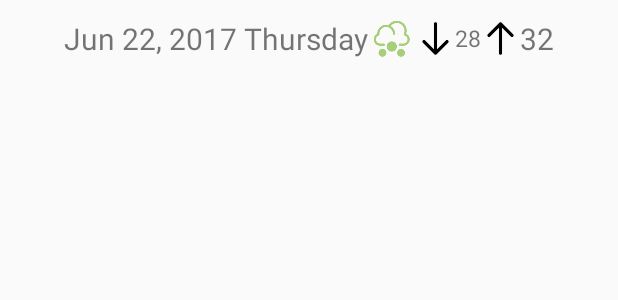
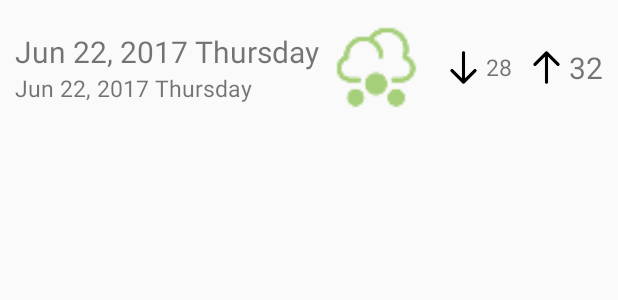
Before and after one commit to hardik-trivedi/GDG_Pune_Kotlin_Workshop, an Android app: the layout weather_list_item.xml on its own in the app's theme, with its tools: preview values and no code run, on a phone screen of 412 x 824 dp. Shown: the top 300 px of the screen. Run offline under Robolectric (Android 15) with nearby library versions, the phone set to English and light mode, and no system bars.

Commit message:
Displayed data on list

```diff
--- a/app/build.gradle
+++ b/app/build.gradle
@@ -33,6 +33,7 @@ dependencies {
     compile "org.jetbrains.anko:anko-common:$anko_version"
     compile "org.jetbrains.anko:anko-coroutines:$anko_version"
     compile "com.google.code.gson:gson:2.8.0"
+    compile "com.squareup.picasso:picasso:2.5.2"
 }
 repositories {
     mavenCentral()
--- a/app/src/main/java/com/hardiktrivedi/gdg_pune_kotlin_workshop/data/remote/WeatherApi.kt
+++ b/app/src/main/java/com/hardiktrivedi/gdg_pune_kotlin_workshop/data/remote/WeatherApi.kt
@@ -10,6 +10,10 @@ import java.net.URL
  */
 class WeatherApi(val zipCode: Long):AnkoLogger {
 
+    companion object {
+        val IMAGE_URL = "http://openweathermap.org/img/w/%s.png"
+    }
+
     val BASE_URL = "http://api.openweathermap.org/data/2.5/forecast/daily?mode=json&units=metric&cnt=7"
     val APP_ID = "27345e3e20086824ccb7250e8e118b6c"
     val FULL_URL = "$BASE_URL&appid=$APP_ID&q="
--- a/app/src/main/res/layout/weather_list_item.xml
+++ b/app/src/main/res/layout/weather_list_item.xml
@@ -8,34 +8,54 @@
     android:orientation="horizontal"
     android:padding="@dimen/ten">
 
-    <TextView
-        android:id="@+id/txtDay"
-        android:layout_width="wrap_content"
+    <LinearLayout
+        android:layout_width="0dp"
         android:layout_height="wrap_content"
-        android:textSize="20sp"
-        tools:text="Jun 22, 2017 Thursday" />
+        android:layout_weight="1"
+        android:gravity="center"
+        android:orientation="vertical">
+
+
+        <TextView
+            android:id="@+id/txtDay"
+            android:layout_width="match_parent"
+            android:layout_height="wrap_content"
+            android:textSize="@dimen/txt_large"
+            tools:text="Jun 22, 2017 Thursday" />
+
+        <TextView
+            android:id="@+id/txtDesc"
+            android:layout_width="match_parent"
+            android:layout_height="wrap_content"
+            android:textSize="@dimen/txt_normal"
+            tools:text="Jun 22, 2017 Thursday" />
+    </LinearLayout>
 
     <ImageView
         android:id="@+id/imgWeather"
-        android:layout_width="wrap_content"
-        android:layout_height="wrap_content"
+        android:layout_width="@dimen/ic_weather_size"
+        android:layout_height="@dimen/ic_weather_size"
         android:src="@drawable/ic_weather_hail" />
 
     <TextView
         android:id="@+id/txtMinWeather"
         android:layout_width="wrap_content"
         android:layout_height="wrap_content"
+        android:layout_marginStart="@dimen/ten"
+        android:drawablePadding="@dimen/two"
         android:drawableStart="@drawable/arrow_down"
         android:gravity="center"
-        android:textSize="15sp"
+        android:textSize="@dimen/txt_normal"
         tools:text="28" />
 
     <TextView
         android:id="@+id/txtMaxWeather"
         android:layout_width="wrap_content"
         android:layout_height="wrap_content"
+        android:layout_marginStart="@dimen/ten"
+        android:drawablePadding="@dimen/two"
         android:drawableStart="@drawable/arrow_up"
         android:gravity="center"
-        android:textSize="20sp"
+        android:textSize="@dimen/txt_large"
         tools:text="32" />
 </LinearLayout>
--- a/app/src/main/res/values/dimens.xml
+++ b/app/src/main/res/values/dimens.xml
@@ -1,4 +1,8 @@
 <?xml version="1.0" encoding="utf-8"?>
 <resources>
     <dimen name="ten">10dp</dimen>
+    <dimen name="two">2dp</dimen>
+    <dimen name="txt_normal">15sp</dimen>
+    <dimen name="txt_large">20sp</dimen>
+    <dimen name="ic_weather_size">70dp</dimen>
 </resources>
```
Also changed, not shown: app/src/main/java/com/hardiktrivedi/gdg_pune_kotlin_workshop/MainActivity.kt (+5 -3 lines), app/src/main/java/com/hardiktrivedi/gdg_pune_kotlin_workshop/WeatherListAdapter.kt (added, +43 -0 lines), app/src/main/java/com/hardiktrivedi/gdg_pune_kotlin_workshop/extensions/DatesExtension.kt (added, +13 -0 lines).
